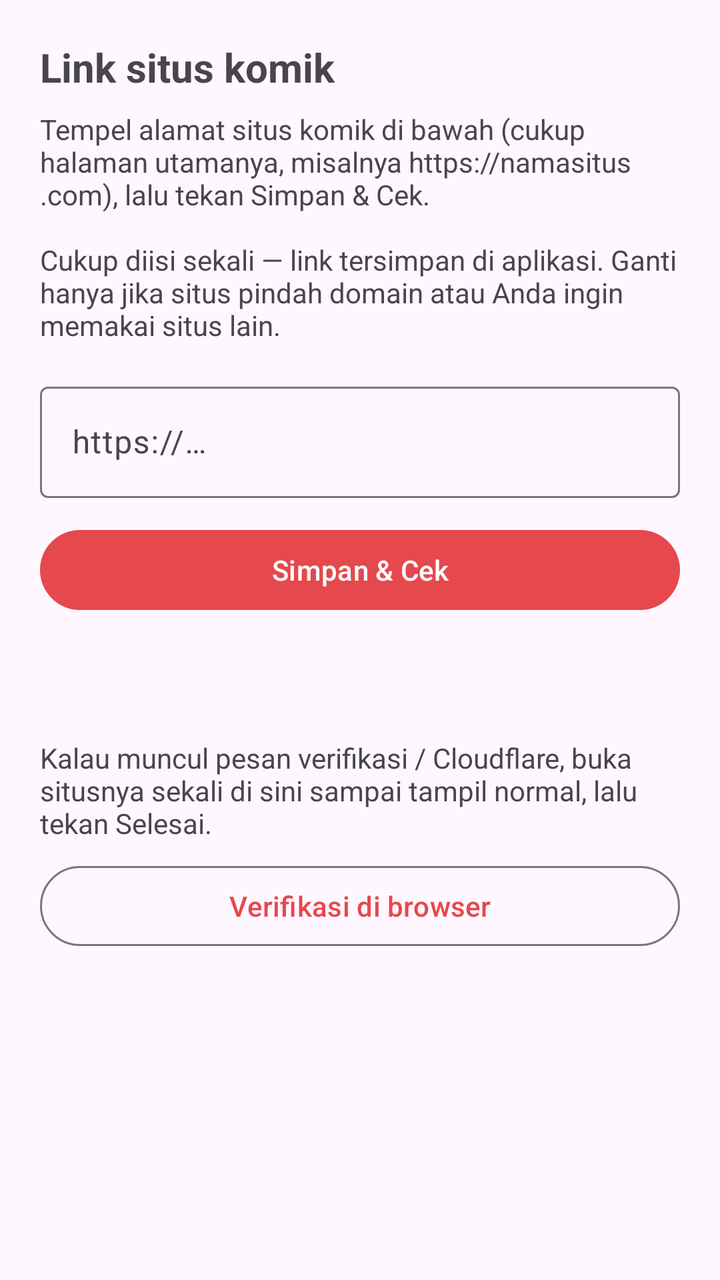
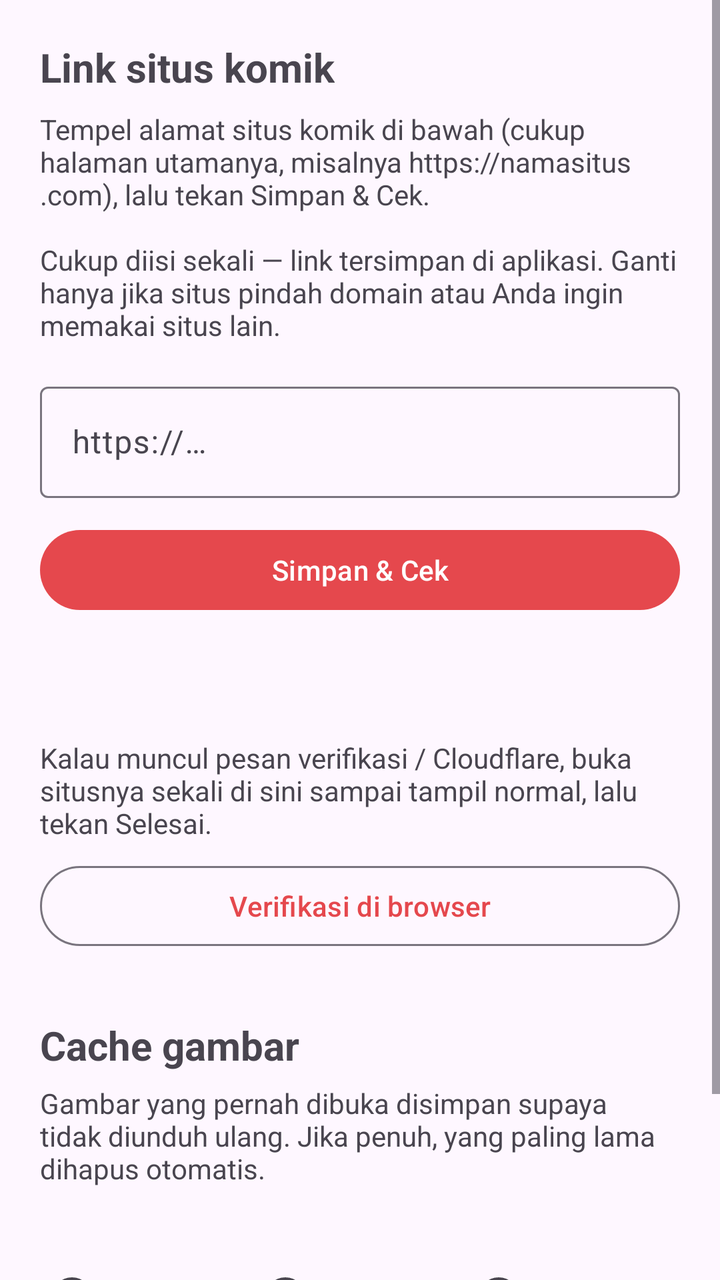

Screens rendered from an Android XML layout before and after an edit, with the pre-edit source and the edit as a unified diff.
<!-- AndroidManifest.xml: application theme Theme.Komik -->
<!-- res/layout/activity_settings.xml -->
<?xml version="1.0" encoding="utf-8"?>
<ScrollView xmlns:android="http://schemas.android.com/apk/res/android"
    android:layout_width="match_parent" android:layout_height="match_parent">
    <LinearLayout
        android:layout_width="match_parent" android:layout_height="wrap_content"
        android:orientation="vertical" android:padding="20dp">

        <TextView
            android:layout_width="wrap_content" android:layout_height="wrap_content"
            android:text="Link situs komik" android:textSize="20sp" android:textStyle="bold" />
        <TextView
            android:layout_width="match_parent" android:layout_height="wrap_content"
            android:layout_marginTop="8dp"
            android:text="Tempel alamat situs komik di bawah (cukup halaman utamanya, misalnya https://namasitus.com), lalu tekan Simpan &amp; Cek.\n\nCukup diisi sekali — link tersimpan di aplikasi. Ganti hanya jika situs pindah domain atau Anda ingin memakai situs lain." />

        <com.google.android.material.textfield.TextInputLayout
            android:layout_width="match_parent" android:layout_height="wrap_content"
            android:layout_marginTop="16dp" android:hint="https://…">
            <com.google.android.material.textfield.TextInputEditText
                android:id="@+id/url"
                android:layout_width="match_parent" android:layout_height="wrap_content"
                android:inputType="textUri" android:singleLine="true" />
        </com.google.android.material.textfield.TextInputLayout>

        <Button
            android:id="@+id/save"
            android:layout_width="match_parent" android:layout_height="wrap_content"
            android:layout_marginTop="12dp" android:text="Simpan &amp; Cek" />

        <TextView
            android:id="@+id/status"
            android:layout_width="match_parent" android:layout_height="wrap_content"
            android:layout_marginTop="12dp" android:textSize="15sp" />

        <TextView
            android:layout_width="match_parent" android:layout_height="wrap_content"
            android:layout_marginTop="28dp"
            android:text="Kalau muncul pesan verifikasi / Cloudflare, buka situsnya sekali di sini sampai tampil normal, lalu tekan Selesai." />
        <Button
            android:id="@+id/verify"
            style="@style/Widget.Material3.Button.OutlinedButton"
            android:layout_width="match_parent" android:layout_height="wrap_content"
            android:layout_marginTop="8dp" android:text="Verifikasi di browser" />
    </LinearLayout>
</ScrollView>
<!-- resources referenced by this layout -->
<resources>
  <style name="Theme.Komik" parent="Theme.Material3.DayNight">
          <item name="colorPrimary">@color/primary</item>
      </style>
  <color name="primary">#E5484D</color>
</resources>

<!-- the commit's change to res/layout/activity_settings.xml (unified diff, before → after) -->
@@ -41,5 +41,40 @@
             style="@style/Widget.Material3.Button.OutlinedButton"
             android:layout_width="match_parent" android:layout_height="wrap_content"
             android:layout_marginTop="8dp" android:text="Verifikasi di browser" />
+
+        <TextView
+            android:layout_width="wrap_content" android:layout_height="wrap_content"
+            android:layout_marginTop="32dp"
+            android:text="Cache gambar" android:textSize="20sp" android:textStyle="bold" />
+        <TextView
+            android:layout_width="match_parent" android:layout_height="wrap_content"
+            android:layout_marginTop="6dp"
+            android:text="Gambar yang pernah dibuka disimpan supaya tidak diunduh ulang. Jika penuh, yang paling lama dihapus otomatis." />
+        <TextView
+            android:id="@+id/cacheUsage"
+            android:layout_width="match_parent" android:layout_height="wrap_content"
+            android:layout_marginTop="8dp" android:textStyle="bold" />
+        <RadioGroup
+            android:id="@+id/cacheSize"
+            android:layout_width="match_parent" android:layout_height="wrap_content"
+            android:layout_marginTop="4dp" android:orientation="horizontal">
+            <RadioButton
+                android:id="@+id/cache200"
+                android:layout_width="0dp" android:layout_height="wrap_content" android:layout_weight="1"
+                android:text="200 MB" />
+            <RadioButton
+                android:id="@+id/cache500"
+                android:layout_width="0dp" android:layout_height="wrap_content" android:layout_weight="1"
+                android:text="500 MB" />
+            <RadioButton
+                android:id="@+id/cache1024"
+                android:layout_width="0dp" android:layout_height="wrap_content" android:layout_weight="1"
+                android:text="1 GB" />
+        </RadioGroup>
+        <Button
+            android:id="@+id/clearCache"
+            style="@style/Widget.Material3.Button.OutlinedButton"
+            android:layout_width="match_parent" android:layout_height="wrap_content"
+            android:layout_marginTop="8dp" android:text="Hapus cache gambar" />
     </LinearLayout>
 </ScrollView>
